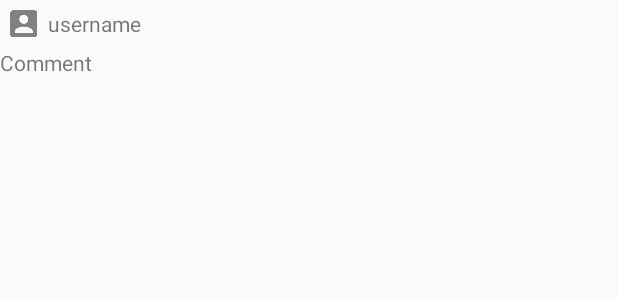
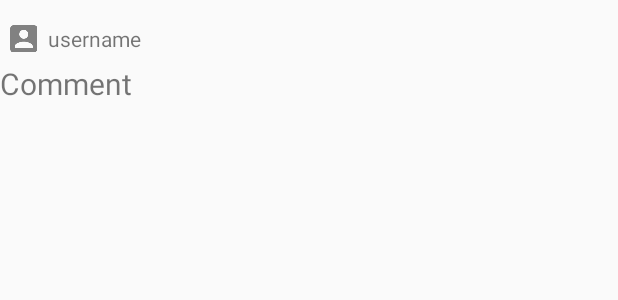
Before and after one commit to karimovisky/LiveUpdate, an Android app: the layout homepagecustomlayout.xml on its own in the app's theme, with its tools: preview values and no code run, on a phone screen of 412 x 824 dp. Shown: the top 300 px of the screen. Run offline under Robolectric (Android 15) with nearby library versions, the phone set to English and light mode, and no system bars.

```diff
--- a/app/src/main/res/layout/homepagecustomlayout.xml
+++ b/app/src/main/res/layout/homepagecustomlayout.xml
@@ -1,6 +1,7 @@
 <?xml version="1.0" encoding="utf-8"?>
 <LinearLayout xmlns:android="http://schemas.android.com/apk/res/android"
     android:orientation="vertical" android:layout_width="match_parent"
+    android:paddingTop="10dp"
     android:layout_height="match_parent">
     <TextView
         android:id="@+id/usernameHP"
@@ -13,5 +14,6 @@
         android:id="@+id/statusHP"
         android:layout_width="fill_parent"
         android:layout_height="wrap_content"
-        android:text="Comment"/>
+        android:text="Comment"
+        android:textSize="20dp"/>
 </LinearLayout>
```
Also changed, not shown: app/src/main/java/liveupdate/geekstutorials/com/liveupdate/MainActivity.java (+13 -0 lines).
